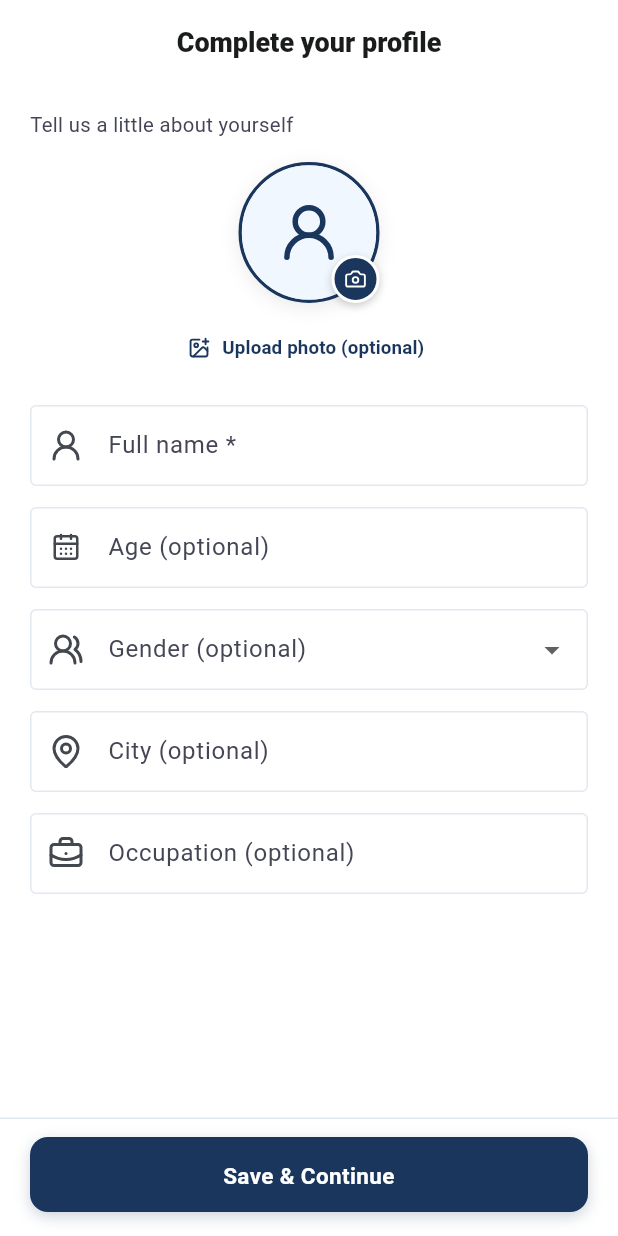
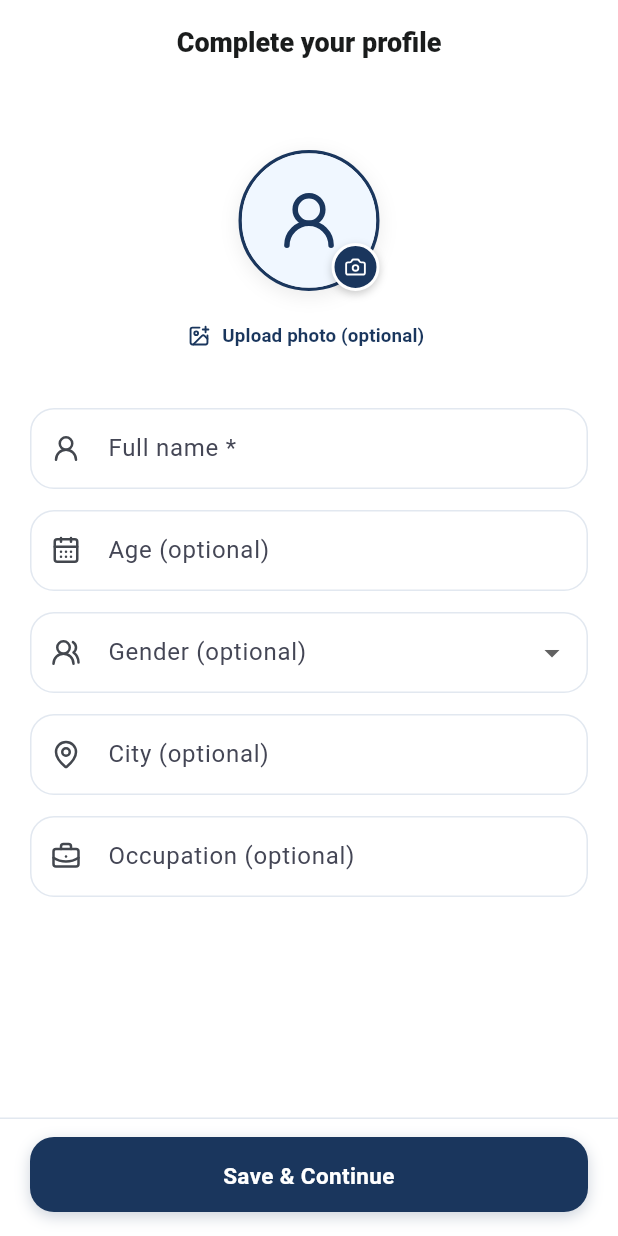
Before and after one commit to sunil2037/dr-hair, a Flutter app: the CompleteProfileSheetContent screen opened directly, on a phone screen of 412 x 824 dp. Run offline on Flutter 3.47's test engine with Material 3 defaults, Android fonts, the phone set to English and light mode, and no system bars; our stand-ins replace cached_network_image, dio, firebase_core, firebase_messaging, flutter_bloc, flutter_dotenv and 10 more; accounts and stored records are empty; network calls fail.

```diff
--- a/lib/core/widgets/app_dropdown_form_field.dart
+++ b/lib/core/widgets/app_dropdown_form_field.dart
@@ -31,16 +31,20 @@ class AppDropdownFormField<T> extends StatelessWidget {
         labelText: labelText,
         prefixIcon: prefixIcon,
         border: const OutlineInputBorder(),
-        enabledBorder: const OutlineInputBorder(
+        enabledBorder: OutlineInputBorder(
+          borderRadius: BorderRadius.circular(16),
           borderSide: BorderSide(color: AppColors.border),
         ),
-        focusedBorder: const OutlineInputBorder(
+        focusedBorder: OutlineInputBorder(
+          borderRadius: BorderRadius.circular(16),
           borderSide: BorderSide(color: AppColors.primary, width: 1.5),
         ),
-        errorBorder: const OutlineInputBorder(
+        errorBorder: OutlineInputBorder(
+          borderRadius: BorderRadius.circular(16),
           borderSide: BorderSide(color: AppColors.danger),
         ),
-        focusedErrorBorder: const OutlineInputBorder(
+        focusedErrorBorder: OutlineInputBorder(
+          borderRadius: BorderRadius.circular(16),
           borderSide: BorderSide(color: AppColors.danger, width: 1.5),
         ),
       ),
--- a/lib/core/widgets/app_text_form_field.dart
+++ b/lib/core/widgets/app_text_form_field.dart
@@ -63,16 +63,20 @@ class AppTextFormField extends StatelessWidget {
         prefixIcon: prefixIcon,
         suffixIcon: suffixIcon,
         border: const OutlineInputBorder(),
-        enabledBorder: const OutlineInputBorder(
+        enabledBorder: OutlineInputBorder(
+          borderRadius: BorderRadius.circular(16),
           borderSide: BorderSide(color: AppColors.border),
         ),
-        focusedBorder: const OutlineInputBorder(
+        focusedBorder: OutlineInputBorder(
+          borderRadius: BorderRadius.circular(16),
           borderSide: BorderSide(color: AppColors.primary, width: 1.5),
         ),
-        errorBorder: const OutlineInputBorder(
+        errorBorder: OutlineInputBorder(
+          borderRadius: BorderRadius.circular(16),
           borderSide: BorderSide(color: AppColors.danger),
         ),
-        focusedErrorBorder: const OutlineInputBorder(
+        focusedErrorBorder: OutlineInputBorder(
+          borderRadius: BorderRadius.circular(16),
           borderSide: BorderSide(color: AppColors.danger, width: 1.5),
         ),
       ),
--- a/lib/core/widgets/profile_photo_picker.dart
+++ b/lib/core/widgets/profile_photo_picker.dart
@@ -57,9 +57,9 @@ class ProfilePhotoPicker extends StatelessWidget {
           onPhotoSelected((bytes: bytes, filename: image.name));
         } catch (e) {
           if (!context.mounted) return;
-          ScaffoldMessenger.of(context).showSnackBar(
-            SnackBar(content: Text('Could not access image: $e')),
-          );
+          ScaffoldMessenger.of(
+            context,
+          ).showSnackBar(SnackBar(content: Text('Could not access image: $e')));
         }
       },
       onRemovePhoto: onPhotoRemoved,
@@ -165,6 +165,7 @@ class ProfilePhotoPicker extends StatelessWidget {
               ),
             ),
           ),
+          const SizedBox(height: 10),
         ],
       ),
     );
--- a/lib/features/auth/presentation/views/complete_profile_view.dart
+++ b/lib/features/auth/presentation/views/complete_profile_view.dart
@@ -267,7 +267,7 @@ class _CompleteProfileSheetContentState
           controller: _nameController,
           labelText: 'Full name *',
           hintText: 'Enter your full name',
-          prefixIcon: const Icon(LucideIcons.userRound),
+          prefixIcon: const Icon(LucideIcons.userRound, size: 20),
           textCapitalization: TextCapitalization.words,
           textInputAction: TextInputAction.next,
           autofillHints: const [AutofillHints.name],
@@ -308,7 +308,7 @@ class _CompleteProfileSheetContentState
         AppDropdownFormField<String>(
           initialValue: _gender,
           labelText: requireAgeAndGender ? 'Gender *' : 'Gender (optional)',
-          prefixIcon: const Icon(LucideIcons.usersRound),
+          prefixIcon: const Icon(LucideIcons.usersRound, size: 20),
           items: _genderOptions
               .map(
                 (gender) =>
@@ -332,7 +332,7 @@ class _CompleteProfileSheetContentState
           controller: _cityController,
           labelText: 'City (optional)',
           hintText: 'e.g. Jaipur',
-          prefixIcon: const Icon(LucideIcons.mapPin),
+          prefixIcon: const Icon(LucideIcons.mapPin, size: 20),
           textCapitalization: TextCapitalization.words,
           textInputAction: TextInputAction.next,
         ),
@@ -343,7 +343,7 @@ class _CompleteProfileSheetContentState
           controller: _occupationController,
           labelText: 'Occupation (optional)',
           hintText: 'e.g. Consultant',
-          prefixIcon: const Icon(LucideIcons.briefcaseBusiness),
+          prefixIcon: const Icon(LucideIcons.briefcaseBusiness, size: 20),
           textCapitalization: TextCapitalization.words,
           textInputAction: TextInputAction.done,
           onFieldSubmitted: (_) => _submit(),
@@ -380,7 +380,7 @@ class _CompleteProfileSheetContentState
           onPressed: isBusy ? null : _submit,
           height: 50,
           width: double.infinity,
-          borderRadius: BorderRadius.circular(12),
+          borderRadius: BorderRadius.circular(16),
           backgroundColor: AppColors.primary,
           foregroundColor: Colors.white,
           textStyle: const TextStyle(
@@ -517,18 +517,7 @@ class _CompleteProfileSheetContentState
           key: _formKey,
           child: ListView(
             padding: const EdgeInsets.fromLTRB(20, 18, 20, 24),
-            children: [
-              const Text(
-                'Tell us a little about yourself',
-                style: TextStyle(
-                  fontSize: 13.5,
-                  color: AppColors.secondaryDark,
-                  height: 1.35,
-                ),
-              ),
-              const SizedBox(height: 16),
-              _buildFormFields(isBusy),
-            ],
+            children: [const SizedBox(height: 26), _buildFormFields(isBusy)],
           ),
         ),
       ),
```
Also changed, not shown: lib/core/storage/secure_session_store.dart (+34 -7 lines), 1 other file.
